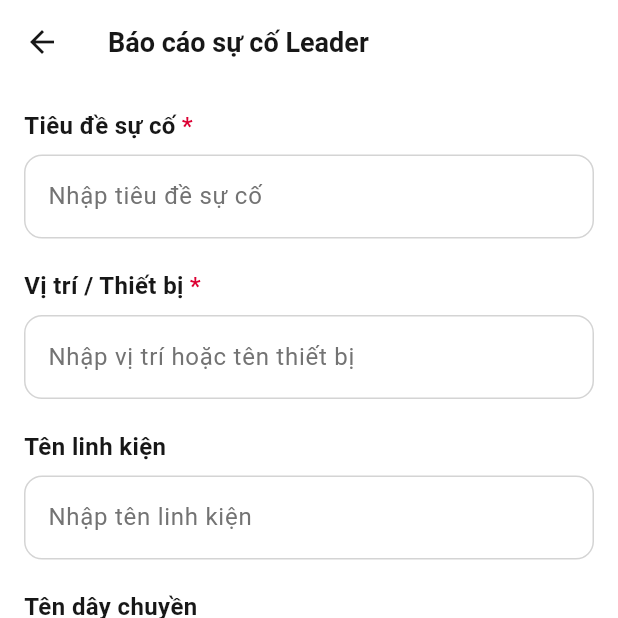
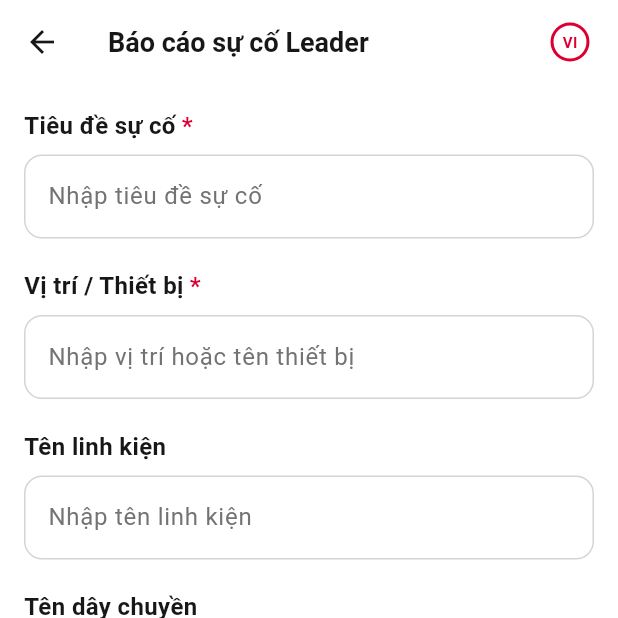
Before and after one commit to Vudangkhoa0910/SmartFactory_CONNECT_App, a Flutter app: the LeaderReportFormScreen screen opened by its route, on a phone screen of 412 x 824 dp, the top half of it. Run offline on Flutter 3.47's test engine with Material 3 defaults, Android fonts, the phone set to English and light mode, and no system bars; drawn by our look-alikes of toastification; our stand-ins replace audioplayers, camera, carousel_slider, custom_refresh_indicator, firebase_core, firebase_messaging and 10 more; missing offline and left inert: flutter_displaymode, mobile_scanner, record; accounts and stored records are empty; project files that could hold a hidden picture were left out.

Commit message:
feat(leader): add language toggle to leader report form

```diff
--- a/lib/screens/report/leader_report_form_screen.dart
+++ b/lib/screens/report/leader_report_form_screen.dart
@@ -9,6 +9,8 @@ import 'package:speech_to_text/speech_to_text.dart' as stt;
 import '../../config/app_colors.dart';
 import '../../utils/toast_utils.dart';
 import '../../l10n/app_localizations.dart';
+import '../../widgets/language_toggle_button.dart';
+import '../../widgets/language_toggle_button.dart';
 
 class LeaderReportFormScreen extends StatefulWidget {
   const LeaderReportFormScreen({super.key});
@@ -300,6 +302,10 @@ class _LeaderReportFormScreenState extends State<LeaderReportFormScreen> {
             icon: Icon(Icons.arrow_back, color: AppColors.gray800),
             onPressed: () => Navigator.pop(context),
           ),
+          actions: const [
+            LanguageToggleIconButton(),
+            SizedBox(width: 8),
+          ],
           title: Builder(
             builder: (context) {
               final l10n = AppLocalizations.of(context)!;
```
